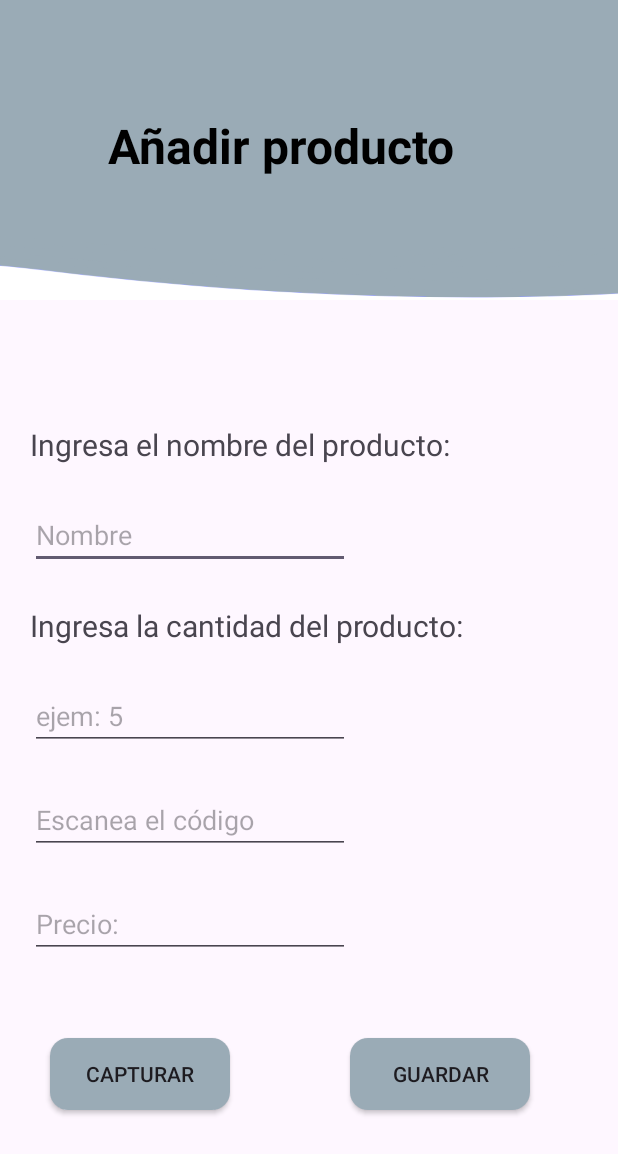
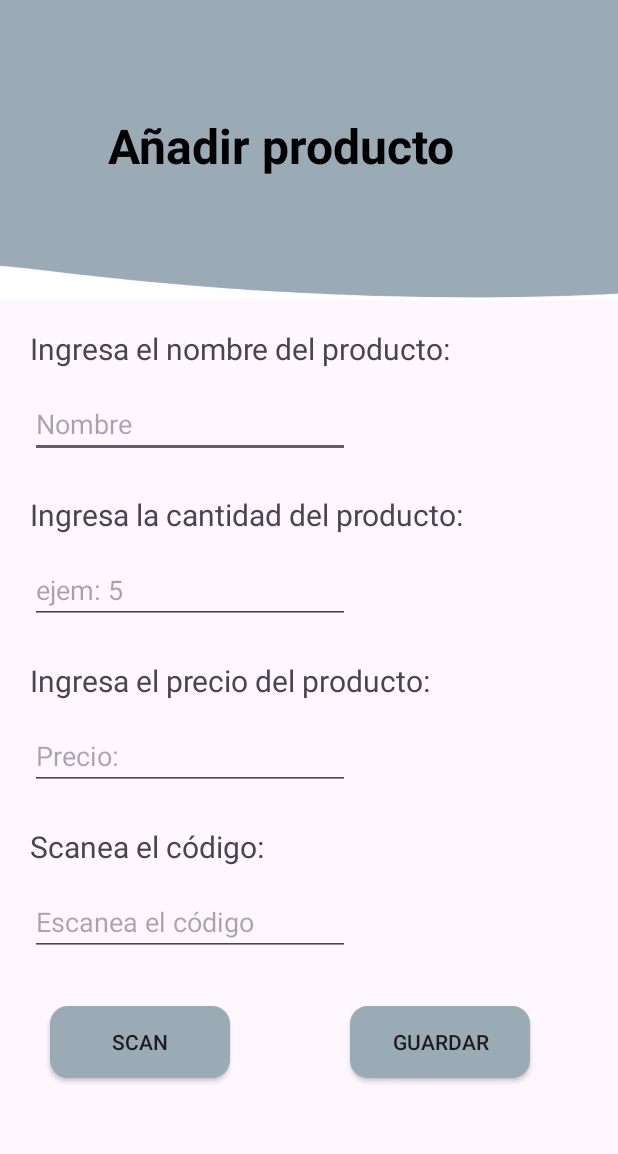
Before and after one commit to jmit4/Autoflow, an Android app: the AgregarProducto screen opened directly, with no data from a screen before it, on a phone screen of 412 x 824 dp. Shown: the top 1154 px of the screen. Run offline under Robolectric (Android 15) with nearby library versions, the light colour scheme and no system bars; our stand-ins replace Firebase (no records; nobody signed in at launch, a user with empty details on screens opened directly); libraries missing offline, so code that uses them is left out: com.google.zxing.integration.

Commit message:
el toast pone que producto es.

```diff
--- a/app/src/main/java/com/example/sopas/AgregarProducto.java
+++ b/app/src/main/java/com/example/sopas/AgregarProducto.java
@@ -80,6 +80,7 @@ public class AgregarProducto extends AppCompatActivity {
     // Method to check if barcode exists in database
     private void checkBarcodeExistence(String codigo) {
         dbRef.child(codigo).get().addOnCompleteListener(task -> {
+
             if (!task.isSuccessful()) {
                 // Error fetching data
                 Toast.makeText(AgregarProducto.this, "Error al verificar el código de barras", Toast.LENGTH_SHORT).show();
@@ -87,13 +88,22 @@ public class AgregarProducto extends AppCompatActivity {
             }
 
             if (task.getResult().exists()) {
-                // Barcode exists, show warning
-                Toast.makeText(AgregarProducto.this, "El código de barras ya existe.", Toast.LENGTH_SHORT).show();
+                // Obtener el nombre del producto del resultado
+                String nombreProducto = task.getResult().child("name").getValue(String.class);
+
+                // Si el nombre del producto está disponible, lo mostramos en el Toast
+                if (nombreProducto != null) {
+                    Toast.makeText(AgregarProducto.this, "El código de barras ya existe. Producto: " + nombreProducto, Toast.LENGTH_SHORT).show();
+                } else {
+                    Toast.makeText(AgregarProducto.this, "El código de barras ya existe.", Toast.LENGTH_SHORT).show();
+                }
+
                 eTxtProducto.requestFocus(); // Set focus on barcode field
             } else {
-                // Barcode doesn't exist, proceed with saving
+                // El código de barras no existe, proceder con guardar
                 saveProduct(codigo, nombre, cantidad, precio);
             }
+
         });
     }
 
--- a/app/src/main/res/layout/activity_agregar_producto.xml
+++ b/app/src/main/res/layout/activity_agregar_producto.xml
@@ -8,9 +8,6 @@
     android:layout_gravity="center"
     android:layout_height="match_parent"
     tools:context=".AgregarProducto">
-
-
-
 
     <ImageView
         android:id="@+id/imageView"
@@ -40,7 +37,7 @@
         android:layout_height="wrap_content"
         android:text="Ingresa el nombre del producto:"
         android:layout_marginStart="20dp"
-        android:layout_marginTop="164dp"
+        android:layout_marginTop="100dp"
         android:textSize="20sp"
         android:layout_below="@+id/tVTitulo"
         />
@@ -51,15 +48,10 @@
         android:ems="10"
         android:inputType="text"
         android:layout_marginStart="20dp"
-        android:layout_marginTop="24dp"
+        android:layout_marginTop="14dp"
         android:hint="Nombre"
         android:layout_below="@id/tVInst2"
-
         />
-
-
-
-
     <TextView
         android:id="@+id/tVInst1"
         android:layout_width="wrap_content"
@@ -78,9 +70,18 @@
         android:hint="ejem: 5 "
         android:inputType="number"
         android:layout_marginStart="20dp"
-        android:layout_marginTop="24dp"
+        android:layout_marginTop="14dp"
         android:layout_below="@id/tVInst1"
         />
+    <TextView
+        android:id="@+id/tVInst9"
+        android:layout_width="wrap_content"
+        android:layout_height="wrap_content"
+        android:layout_marginStart="20dp"
+        android:layout_marginTop="24dp"
+        android:text="Ingresa el precio del producto:"
+        android:textSize="20sp"
+        android:layout_below="@id/eTxtNCantidad" />
     <EditText
         android:id="@+id/eTxtProducto"
         android:layout_width="wrap_content"
@@ -89,12 +90,20 @@
         android:inputType="none"
         android:hint="Escanea el código "
         android:layout_marginStart="20dp"
-        android:layout_marginTop="24dp"
-        android:layout_below="@id/eTxtNCantidad"
+        android:layout_marginTop="14dp"
+        android:layout_below="@id/tVInst11"
         android:focusable="false"
         android:clickable="false" />
 
-
+    <TextView
+        android:id="@+id/tVInst11"
+        android:layout_width="wrap_content"
+        android:layout_height="wrap_content"
+        android:layout_marginStart="20dp"
+        android:layout_marginTop="24dp"
+        android:text="Scanea el código:"
+        android:textSize="20sp"
+        android:layout_below="@id/precio" />
 
     <EditText
         android:id="@+id/precio"
@@ -104,37 +113,31 @@
         android:hint="Precio:"
         android:inputType="number"
         android:layout_marginStart="20dp"
-        android:layout_marginTop="24dp"
-        android:layout_below="@id/eTxtProducto"
+        android:layout_marginTop="14dp"
+        android:layout_below="@id/tVInst9"
         />
-
-
-
-
 
     <androidx.appcompat.widget.AppCompatButton
         android:id="@+id/imgbtnScaner"
-        android:text="Capturar"
+        android:text="Scan"
         android:background="@drawable/corners"
-        android:layout_marginTop="53dp"
+        android:layout_marginTop="33dp"
         android:layout_width="120dp"
         android:layout_height="wrap_content"
         android:layout_marginStart="33dp"
         android:layout_marginEnd="33dp"
-        android:layout_below="@+id/precio" />
+        android:layout_below="@+id/eTxtProducto" />
 
     <androidx.appcompat.widget.AppCompatButton
         android:id="@+id/imgbtnSave"
         android:text="Guardar"
         android:background="@drawable/corners"
-        android:layout_marginTop="53dp"
+        android:layout_marginTop="33dp"
         android:layout_width="120dp"
         android:layout_height="wrap_content"
         android:layout_marginStart="233dp"
         android:layout_marginEnd="33dp"
-        android:layout_below="@+id/precio" />
-
-
+        android:layout_below="@+id/eTxtProducto" />
 
 
 </RelativeLayout>
```
